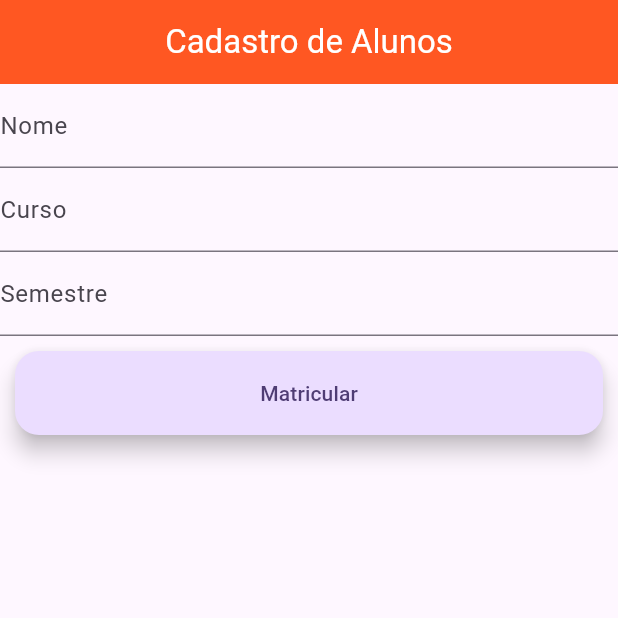
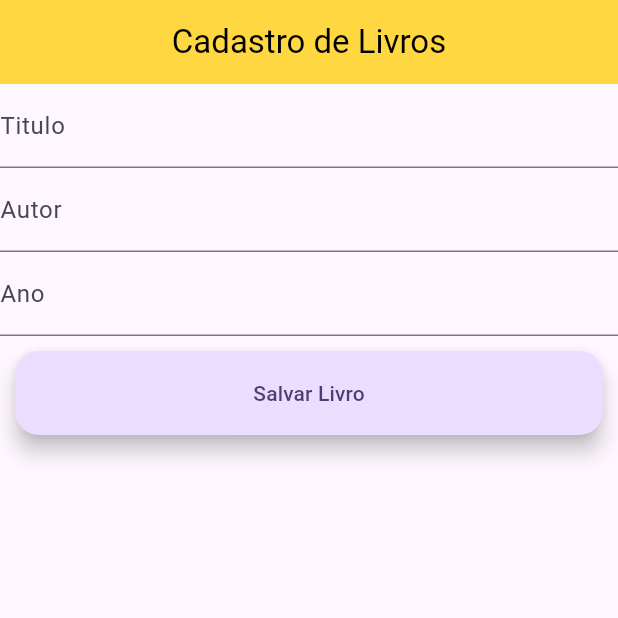
Before and after one commit to Joao-Salvalagio/Alura_Estudos_2026, a Flutter app: the screen it shows after launch, on a phone screen of 412 x 824 dp, the top half of it. Run offline on Flutter 3.47's test engine with Material 3 defaults, Android fonts, the phone set to English and light mode, and no system bars.

Commit message:
Terceiro exercicio feito, ainda estou oscilando bastante, mas teve uma melhora boa, acredito que mais 2 exercicios ja pego a estrutura completa.

```diff
--- /dev/null
+++ b/Treino - Prova de Flutter/flutter_treino/lib/exc3_livros.dart
@@ -0,0 +1,71 @@
+import 'package:flutter/material.dart';
+
+class LivroScreen extends StatefulWidget {
+  const LivroScreen({super.key});
+
+  @override
+  State<LivroScreen> createState() => _LivroScreenState();
+}
+
+class _LivroScreenState extends State<LivroScreen> {
+  TextEditingController tituloController = TextEditingController();
+  TextEditingController autorController = TextEditingController();
+  TextEditingController anoController = TextEditingController();
+  String resultado = "";
+
+  @override
+  Widget build(BuildContext context) {
+    return Scaffold(
+      appBar: getAppBar(),
+      body: Column(
+        children: [
+          getTextField("Titulo", tituloController),
+          getTextField("Autor", autorController),
+          getTextField("Ano", anoController),
+          Padding(
+            padding: const EdgeInsets.all(10.0),
+            child: getButton("Salvar Livro", processarDados),
+          ),
+          Text(resultado)
+        ],
+      ),
+    );
+  }
+
+  AppBar getAppBar(){
+    return AppBar(
+      backgroundColor: Colors.amberAccent,
+      foregroundColor: Colors.black,
+      title: Center(child: Text("Cadastro de Livros")),
+    );
+  }
+
+  Widget getTextField(String label, controller){
+    return TextField(
+      controller: controller,
+      decoration: InputDecoration(
+        labelText: label
+      ),
+    );
+  }
+
+  Widget getButton(String label, Function() onPressed){
+    return SizedBox (
+      width: double.infinity,
+      child: FloatingActionButton(
+        onPressed: onPressed,
+        child: Text(label),
+        )
+      );
+  }
+
+  void processarDados(){
+    String titulo = tituloController.text;
+    String autor = autorController.text;
+    String ano = anoController.text;
+
+    setState(() {
+      resultado = "Titulo: $titulo\nAutor: $autor\nAno: $ano";
+    });
+  }
+}
--- a/Treino - Prova de Flutter/flutter_treino/lib/main.dart
+++ b/Treino - Prova de Flutter/flutter_treino/lib/main.dart
@@ -1,6 +1,7 @@
 import 'package:flutter/material.dart';
 import 'package:flutter_treino/exc1_pecas.dart';
 import 'package:flutter_treino/exc2_alunos.dart';
+import 'package:flutter_treino/exc3_livros.dart';
 
 void main() {
   runApp(const MyApp());
@@ -16,7 +17,7 @@ class MyApp extends StatelessWidget {
       theme: ThemeData(
         colorScheme: .fromSeed(seedColor: Colors.deepPurple),
       ),
-      home: AlunoScreen(),
+      home: LivroScreen(),
     );
   }
 }
```
